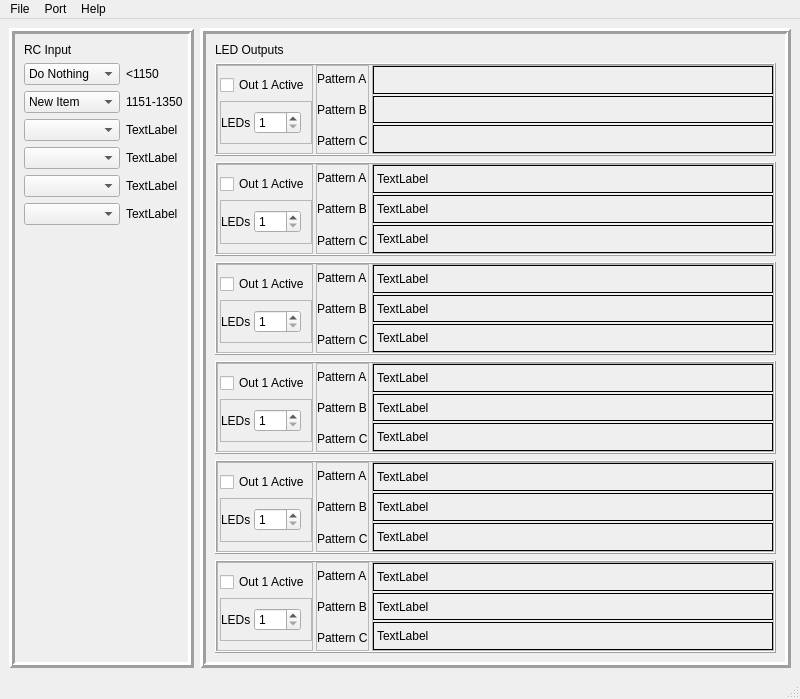
This is client/LED-ControllerClient/mainwindow.ui in bemcgarvey/LED-Controller as Qt 5 draws it before an edit. The edited form follows.
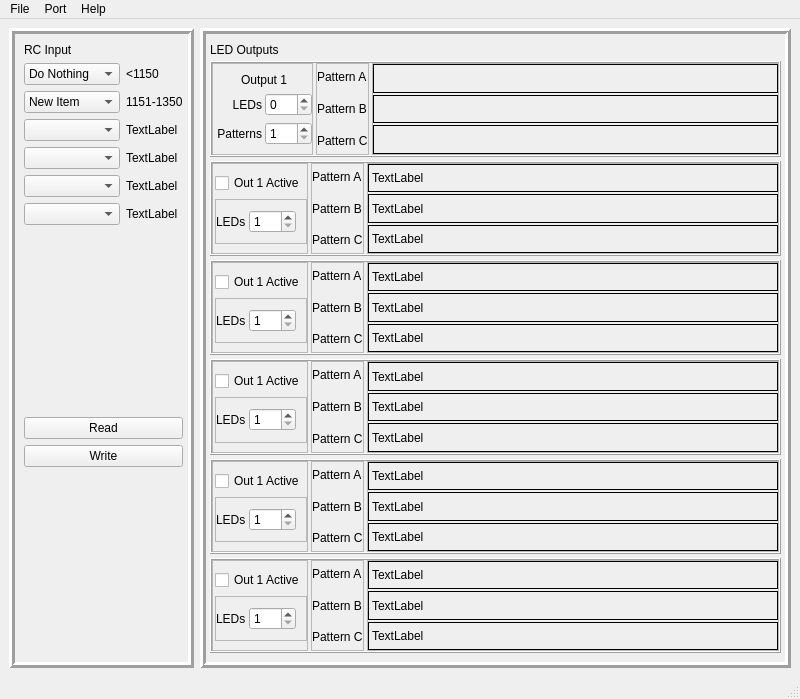
This is the edited form. Custom widgets are drawn as their Qt base class.

Commit message: Rough LED display functionality

Patch:
```diff
--- a/client/LED-ControllerClient/mainwindow.ui
+++ b/client/LED-ControllerClient/mainwindow.ui
@@ -30,6 +30,45 @@
        <property name="rightMargin">
         <number>5</number>
        </property>
+       <item row="2" column="0">
+        <widget class="QComboBox" name="comboBox_2">
+         <item>
+          <property name="text">
+           <string>New Item</string>
+          </property>
+         </item>
+        </widget>
+       </item>
+       <item row="4" column="1">
+        <widget class="QLabel" name="label_10">
+         <property name="text">
+          <string>TextLabel</string>
+         </property>
+        </widget>
+       </item>
+       <item row="5" column="0">
+        <widget class="QComboBox" name="comboBox_5"/>
+       </item>
+       <item row="3" column="0">
+        <widget class="QComboBox" name="comboBox_3"/>
+       </item>
+       <item row="6" column="1">
+        <widget class="QLabel" name="label_47">
+         <property name="text">
+          <string>TextLabel</string>
+         </property>
+        </widget>
+       </item>
+       <item row="1" column="1">
+        <widget class="QLabel" name="label_2">
+         <property name="text">
+          <string>&lt;1150</string>
+         </property>
+        </widget>
+       </item>
+       <item row="6" column="0">
+        <widget class="QComboBox" name="comboBox_6"/>
+       </item>
        <item row="1" column="0">
         <widget class="QComboBox" name="comboBox">
          <item>
@@ -64,18 +103,6 @@
          </item>
         </widget>
        </item>
-       <item row="4" column="0">
-        <widget class="QComboBox" name="comboBox_4"/>
-       </item>
-       <item row="2" column="0">
-        <widget class="QComboBox" name="comboBox_2">
-         <item>
-          <property name="text">
-           <string>New Item</string>
-          </property>
-         </item>
-        </widget>
-       </item>
        <item row="7" column="0">
         <spacer name="verticalSpacer">
          <property name="orientation">
@@ -89,26 +116,13 @@
          </property>
         </spacer>
        </item>
-       <item row="1" column="1">
-        <widget class="QLabel" name="label_2">
+       <item row="3" column="1">
+        <widget class="QLabel" name="label_9">
          <property name="text">
-          <string>&lt;1150</string>
+          <string>TextLabel</string>
          </property>
         </widget>
        </item>
-       <item row="5" column="0">
-        <widget class="QComboBox" name="comboBox_5"/>
-       </item>
-       <item row="2" column="1">
-        <widget class="QLabel" name="label_3">
-         <property name="text">
-          <string>1151-1350</string>
-         </property>
-        </widget>
-       </item>
-       <item row="3" column="0">
-        <widget class="QComboBox" name="comboBox_3"/>
-       </item>
        <item row="0" column="0">
         <widget class="QLabel" name="label">
          <property name="text">
@@ -116,20 +130,10 @@
          </property>
         </widget>
        </item>
-       <item row="6" column="0">
-        <widget class="QComboBox" name="comboBox_6"/>
-       </item>
-       <item row="3" column="1">
-        <widget class="QLabel" name="label_9">
+       <item row="2" column="1">
+        <widget class="QLabel" name="label_3">
          <property name="text">
-          <string>TextLabel</string>
-         </property>
-        </widget>
-       </item>
-       <item row="4" column="1">
-        <widget class="QLabel" name="label_10">
-         <property name="text">
-          <string>TextLabel</string>
+          <string>1151-1350</string>
          </property>
         </widget>
        </item>
@@ -140,10 +144,33 @@
          </property>
         </widget>
        </item>
-       <item row="6" column="1">
-        <widget class="QLabel" name="label_47">
+       <item row="4" column="0">
+        <widget class="QComboBox" name="comboBox_4"/>
+       </item>
+       <item row="10" column="0">
+        <spacer name="verticalSpacer_2">
+         <property name="orientation">
+          <enum>Qt::Vertical</enum>
+         </property>
+         <property name="sizeHint" stdset="0">
+          <size>
+           <width>20</width>
+           <height>40</height>
+          </size>
+         </property>
+        </spacer>
+       </item>
+       <item row="8" column="0" colspan="2">
+        <widget class="QPushButton" name="pushButton">
          <property name="text">
-          <string>TextLabel</string>
+          <string>Read</string>
+         </property>
+        </widget>
+       </item>
+       <item row="9" column="0" colspan="2">
+        <widget class="QPushButton" name="pushButton_2">
+         <property name="text">
+          <string>Write</string>
          </property>
         </widget>
        </item>
@@ -168,6 +195,15 @@
        <number>3</number>
       </property>
       <layout class="QVBoxLayout" name="verticalLayout">
+       <property name="spacing">
+        <number>4</number>
+       </property>
+       <property name="leftMargin">
+        <number>4</number>
+       </property>
+       <property name="rightMargin">
+        <number>4</number>
+       </property>
        <item>
         <widget class="QLabel" name="label_4">
          <property name="sizePolicy">
@@ -188,7 +224,7 @@
         </widget>
        </item>
        <item>
-        <widget class="QFrame" name="frame_3">
+        <widget class="QFrame" name="output1Frame">
          <property name="frameShape">
           <enum>QFrame::Box</enum>
          </property>
@@ -212,7 +248,7 @@
            <number>0</number>
           </property>
           <item>
-           <widget class="QFrame" name="frame_11">
+           <widget class="QFrame" name="output1SettingsFrame">
             <property name="sizePolicy">
              <sizepolicy hsizetype="Minimum" vsizetype="Preferred">
               <horstretch>0</horstretch>
@@ -225,63 +261,71 @@
             <property name="frameShadow">
              <enum>QFrame::Raised</enum>
             </property>
-            <layout class="QVBoxLayout" name="verticalLayout_4">
+            <layout class="QGridLayout" name="gridLayout_2">
              <property name="leftMargin">
-              <number>2</number>
+              <number>4</number>
              </property>
              <property name="rightMargin">
               <number>0</number>
              </property>
-             <item>
-              <widget class="QCheckBox" name="checkBox">
+             <property name="horizontalSpacing">
+              <number>3</number>
+             </property>
+             <item row="1" column="0">
+              <widget class="QLabel" name="output1nLEDsSpinBoxLabel">
                <property name="text">
-                <string>Out 1 Active</string>
+                <string>LEDs</string>
                </property>
+               <property name="alignment">
+                <set>Qt::AlignRight|Qt::AlignTrailing|Qt::AlignVCenter</set>
+               </property>
               </widget>
              </item>
-             <item>
-              <widget class="QFrame" name="frame_12">
-               <property name="frameShape">
-                <enum>QFrame::StyledPanel</enum>
+             <item row="2" column="0">
+              <widget class="QLabel" name="output1nPatternSpinBoxLabel">
+               <property name="text">
+                <string>Patterns</string>
                </property>
-               <property name="frameShadow">
-                <enum>QFrame::Raised</enum>
+               <property name="alignment">
+                <set>Qt::AlignRight|Qt::AlignTrailing|Qt::AlignVCenter</set>
                </property>
-               <layout class="QHBoxLayout" name="horizontalLayout_3">
-                <property name="spacing">
-                 <number>3</number>
-                </property>
-                <property name="leftMargin">
-                 <number>0</number>
-                </property>
-                <property name="rightMargin">
-                 <number>10</number>
-                </property>
-                <item alignment="Qt::AlignRight">
-                 <widget class="QLabel" name="label_5">
-                  <property name="text">
-                   <string>LEDs</string>
-                  </property>
-                 </widget>
-                </item>
-                <item alignment="Qt::AlignLeft">
-                 <widget class="QSpinBox" name="spinBox">
-                  <property name="minimum">
-                   <number>1</number>
-                  </property>
-                  <property name="maximum">
-                   <number>100</number>
-                  </property>
-                 </widget>
-                </item>
-               </layout>
+              </widget>
+             </item>
+             <item row="2" column="1">
+              <widget class="QSpinBox" name="nPatternsSpinBox">
+               <property name="minimum">
+                <number>1</number>
+               </property>
+               <property name="maximum">
+                <number>3</number>
+               </property>
+              </widget>
+             </item>
+             <item row="1" column="1">
+              <widget class="QSpinBox" name="nLEDsSpinBox">
+               <property name="minimum">
+                <number>0</number>
+               </property>
+               <property name="maximum">
+                <number>255</number>
+               </property>
+               <property name="value">
+                <number>0</number>
+               </property>
+              </widget>
+             </item>
+             <item row="0" column="0" colspan="2" alignment="Qt::AlignHCenter">
+              <widget class="QLabel" name="outputNumberLabel">
+               <property name="text">
+                <string>Output 1</string>
+               </property>
               </widget>
              </item>
             </layout>
            </widget>
           </item>
           <item>
-           <widget class="QFrame" name="frame_10">
+           <widget class="QFrame" name="output1PatternLabelsFrame">
             <property name="sizePolicy">
              <sizepolicy hsizetype="Minimum" vsizetype="Preferred">
               <horstretch>0</horstretch>
@@ -308,21 +352,21 @@
               <number>0</number>
              </property>
              <item>
-              <widget class="QLabel" name="label_6">
+              <widget class="QLabel" name="output1PatternALabel">
                <property name="text">
                 <string>Pattern A</string>
                </property>
               </widget>
              </item>
              <item>
-              <widget class="QLabel" name="label_7">
+              <widget class="QLabel" name="output1PatternBLabel">
                <property name="text">
                 <string>Pattern B</string>
                </property>
               </widget>
              </item>
              <item>
-              <widget class="QLabel" name="label_8">
+              <widget class="QLabel" name="output1PatternCLabel">
                <property name="text">
                 <string>Pattern C</string>
                </property>
@@ -332,7 +376,7 @@
            </widget>
           </item>
           <item>
-           <widget class="QFrame" name="frame_9">
+           <widget class="QFrame" name="output1PatternsFrame">
             <property name="sizePolicy">
              <sizepolicy hsizetype="Expanding" vsizetype="Preferred">
               <horstretch>0</horstretch>
@@ -362,7 +406,7 @@
               <number>0</number>
              </property>
              <item>
-              <widget class="QFrame" name="frame_33">
+              <widget class="LEDPatternDisplay" name="patternAFrame">
                <property name="frameShape">
                 <enum>QFrame::Box</enum>
                </property>
@@ -375,7 +419,7 @@
               </widget>
              </item>
              <item>
-              <widget class="QFrame" name="frame_34">
+              <widget class="LEDPatternDisplay" name="patternBFrame">
                <property name="frameShape">
                 <enum>QFrame::Box</enum>
                </property>
@@ -388,7 +432,7 @@
               </widget>
              </item>
              <item>
-              <widget class="QFrame" name="frame_35">
+              <widget class="LEDPatternDisplay" name="patternCFrame">
                <property name="frameShape">
                 <enum>QFrame::Box</enum>
                </property>
@@ -1531,6 +1575,14 @@
    </property>
   </action>
  </widget>
+ <customwidgets>
+  <customwidget>
+   <class>LEDPatternDisplay</class>
+   <extends>QFrame</extends>
+   <header>ledpatterndisplay.h</header>
+   <container>1</container>
+  </customwidget>
+ </customwidgets>
  <resources/>
  <connections/>
 </ui>
```
The commit also changes 14 other files.
